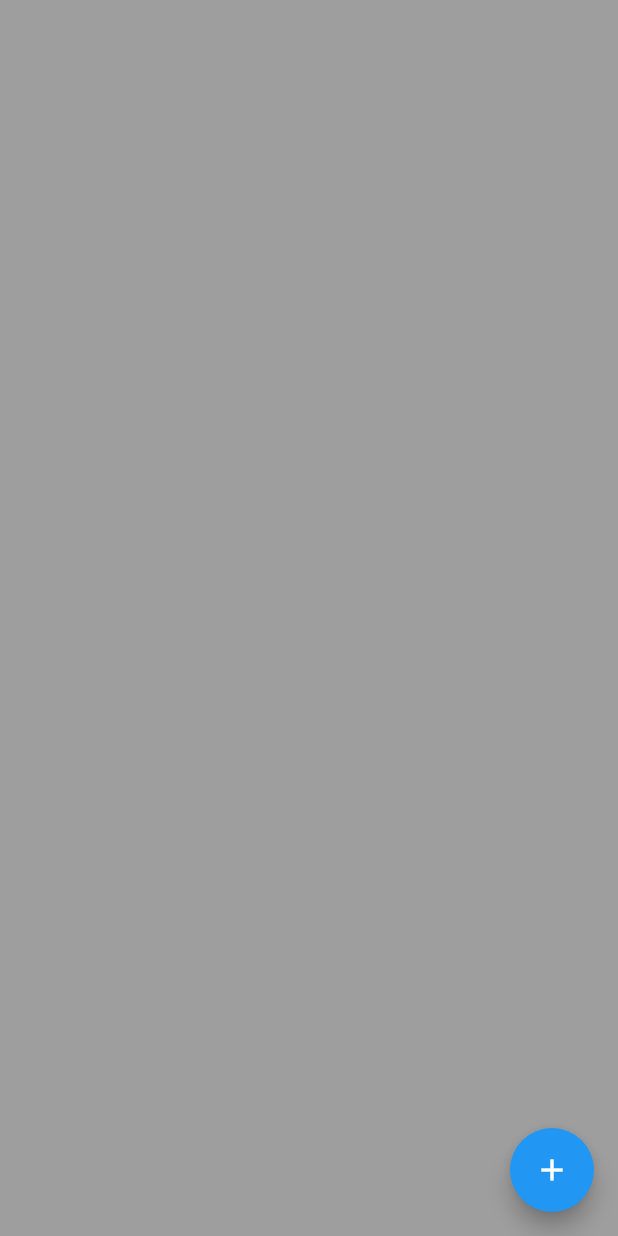
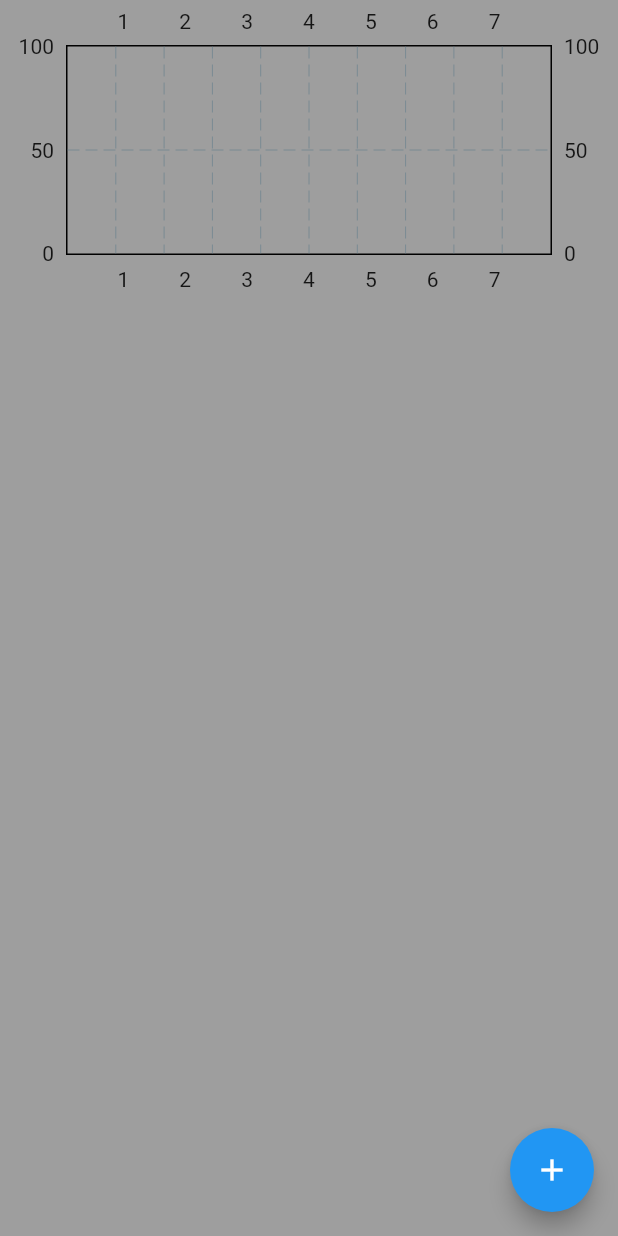
Before and after one commit to md-ali2001/interneepk-TSK-000-174_Expense.Tracker.App, a Flutter app: the screen it shows after launch, on a phone screen of 412 x 824 dp. Run offline on Flutter 3.47's test engine with Material 2 defaults, Android fonts, the phone set to English and light mode, and no system bars; drawn by our look-alikes of fl_chart.

Commit message:
bar graph and expense items are being shown on page , but bar graph is not getting updates wrt changing daily expenses

```diff
--- a/lib/bargraph.dart
+++ b/lib/bargraph.dart
@@ -3,6 +3,7 @@ import 'package:fl_chart/fl_chart.dart';
 import 'package:flutter/material.dart';
 
 class bargraph extends StatelessWidget{
+  final double? maxY;
   final double mon;
   final double tue;
   final double wed;
@@ -12,7 +13,7 @@ class bargraph extends StatelessWidget{
   final double sun;
 
 
-  const bargraph({super.key, required this.mon, required this.tue, required this.wed, required this.thu, required this.fri, required this.sat, required this.sun});
+  const bargraph({super.key, required this.mon, required this.tue, required this.wed, required this.thu, required this.fri, required this.sat, required this.sun, this.maxY});
 
   @override
   Widget build(BuildContext context) {
--- /dev/null
+++ b/lib/expensesummary.dart
@@ -0,0 +1,33 @@
+import 'package:expensetracker/bargraph.dart';
+import 'package:flutter/material.dart';
+import 'package:provider/provider.dart';
+
+import 'expensedata.dart';
+
+class expensesummary extends StatelessWidget{
+
+  const expensesummary({
+    super.key
+});
+  @override
+  Widget build(BuildContext context) {
+   return Consumer<expensedata>(
+
+     builder: (context,value,child)=>SizedBox(
+       height:200,
+       child:bargraph(
+         maxY:100,
+
+           mon: value.dailytotalexpense()[1]??0, tue: value.dailytotalexpense()[2]??0,
+           wed: value.dailytotalexpense()[3]??0,
+           thu: value.dailytotalexpense()[4]??0, fri: value.dailytotalexpense()[5]??0,
+           sat: value.dailytotalexpense()[6]??0, sun:value.dailytotalexpense()[7]??0
+
+       )
+
+     )
+
+   );
+  }
+
+}
--- a/lib/main.dart
+++ b/lib/main.dart
@@ -3,6 +3,8 @@ import 'package:flutter/material.dart';
 import 'package:provider/provider.dart';
 
 import 'expensedata.dart';
+import 'expensesummary.dart';
+import 'expensetile.dart';
 
 
 
@@ -79,11 +81,20 @@ class _HomeScreen extends State<HomeScreen> {
 
       ),
 
-      body: ListView.builder(
+      body:
+      ListView(
+        children: [
+          expensesummary(),
+
+
+
+
+      ListView.builder(
+        shrinkWrap: true,
+        physics: const NeverScrollableScrollPhysics(),
         itemCount: value.getallexpenselist().length,
 
-        itemBuilder:(context,index)=>ListTile(title: Text(value.getallexpenselist()[index].name)
-            ,trailing: Text('Rs.'+value.getallexpenselist()[index].amount),
-    ))));
+        itemBuilder:(context,index)=>expensetile(name: value.getallexpenselist()[index].name, amount: value.getallexpenselist()[index].amount
+    ))])));
   }
 }
```
Also changed, not shown: lib/expensetile.dart (added, +25 -0 lines).
